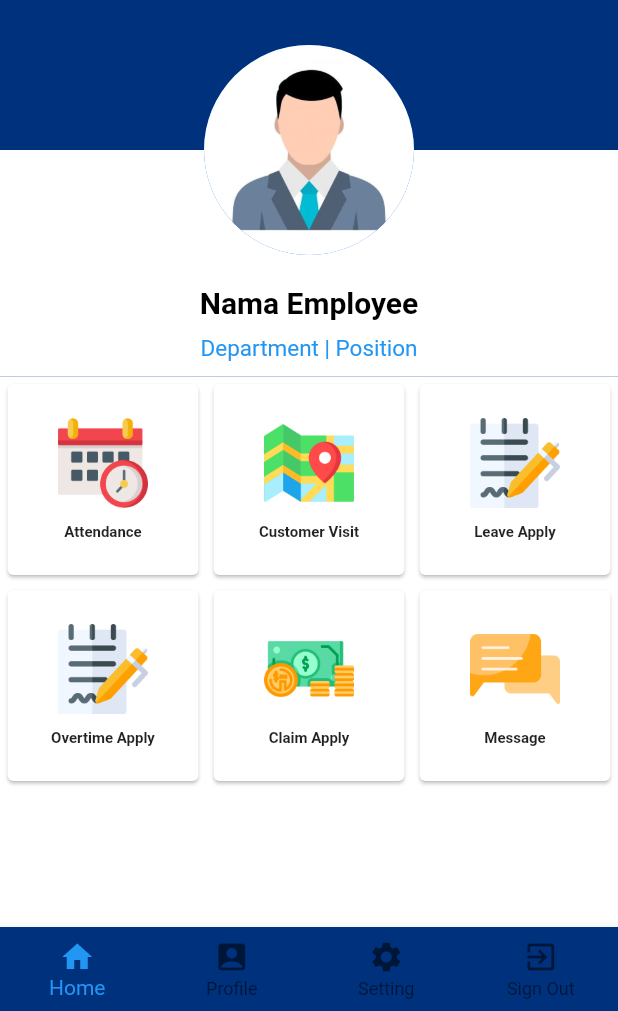
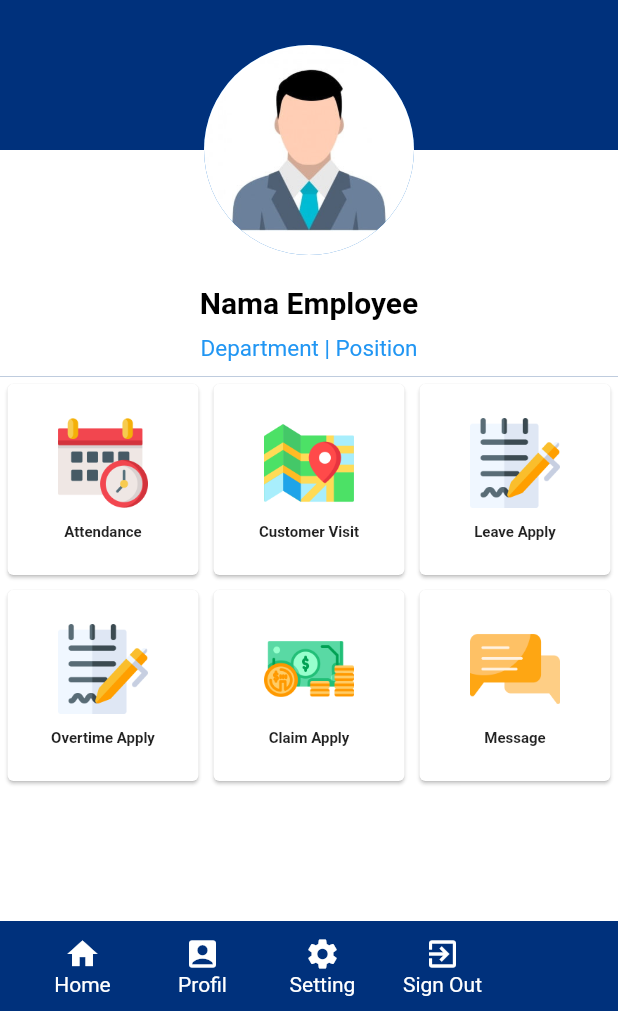
Before and after one commit to firmanpraa/payrollMobile_idcoreProject, a Flutter app: the HomePage screen opened by its route, on a phone screen of 412 x 824 dp, the part 225-1236 px from its top. Run offline on Flutter 3.47's test engine with Material 2 defaults, Android fonts, the phone set to English and light mode, and no system bars; our stand-ins replace dio, fluttertoast, shared_preferences; accounts and stored records are empty.

```diff
--- a/lib/core/models/auth_model.dart
+++ b/lib/core/models/auth_model.dart
@@ -4,14 +4,13 @@ class auth_model {
   String token;
   int codeRespon;
 
-  auth_model({this.token, this.nik, this.password, this.codeRespon});
+  auth_model({this.token, this.nik, this.password});
 
   auth_model.fromJson(Map<String, dynamic> json, int code) {
     token = json['token'];
     nik = json['nik'];
     password = json['password'];
-    codeRespon = json['code'];
-
+    codeRespon = code;
   }
 
   Map<String, dynamic> toJson() {
@@ -19,7 +18,6 @@ class auth_model {
     data['token'] = this.token;
     data['nik'] = this.nik;
     data['password'] = this.password;
-    data['code'] = this.codeRespon;
     return data;
   }
 }
--- a/lib/main.dart
+++ b/lib/main.dart
@@ -5,6 +5,7 @@ import 'package:flutterapppayrollauth/ui/customerVisit.dart';
 import 'package:flutterapppayrollauth/ui/homepage.dart';
 import 'package:flutterapppayrollauth/ui/leaveApply.dart';
 import 'package:flutterapppayrollauth/ui/loadingPage.dart';
+import 'package:flutterapppayrollauth/ui/loginPage.dart';
 import 'package:flutterapppayrollauth/ui/message.dart';
 import 'package:flutterapppayrollauth/ui/overtimeApply.dart';
 
@@ -16,6 +17,7 @@ void main(List<String> args) {
       initialRoute: '/',
       routes: <String, WidgetBuilder>{
         '/': (context) => LoadingPage(),
+        '/login': (context) => LoginPage(),
         '/home': (context) => HomePage(),
         '/attendance': (context) => Attendance(),
         '/customer': (context) => CustomerVisit(),
--- a/lib/ui/homepage.dart
+++ b/lib/ui/homepage.dart
@@ -1,39 +1,85 @@
 import 'package:flutter/cupertino.dart';
 import 'package:flutter/material.dart';
-
+import 'package:shared_preferences/shared_preferences.dart';
+import 'loginPage.dart';
 
 class HomePage extends StatefulWidget {
   _homePageState createState() => _homePageState();
 }
 
 class _homePageState extends State<HomePage> {
+  Future _cekLogin() async {
+    SharedPreferences pref = await SharedPreferences.getInstance();
+
+    if (pref.getBool("isLogin") == false) {
+      Navigator.pushNamedAndRemoveUntil(
+          context, '/login', (Route<dynamic> routes) => false);
+    }
+  }
+
+  Future _logout() async {
+    SharedPreferences pref = await SharedPreferences.getInstance();
+    pref.setBool('isLoign', false);
+
+    Navigator.pushNamedAndRemoveUntil(
+        context, '/login', (Route<dynamic> routes) => false);
+  }
+
+  void initState() {
+    super.initState();
+    _cekLogin();
+
+  }
+
   @override
   Widget build(BuildContext context) {
     // TODO: implement build
     return Scaffold(
-      bottomNavigationBar: new Theme(
-          data: Theme.of(context).copyWith(
-              // sets the background color of the `BottomNavigationBar`
-              canvasColor: Color(0xff00317C),
-              // sets the active color of the `BottomNavigationBar` if `Brightness` is light
-              primaryColor: Colors.white,
-              textTheme: Theme.of(context)
-                  .textTheme
-                  .copyWith(caption: new TextStyle(color: Colors.white))),
-          // sets the inactive color of the `BottomNavigationBar`
-          child: new BottomNavigationBar(
-              type: BottomNavigationBarType.fixed,
-              currentIndex: 0,
-              items: [
-                BottomNavigationBarItem(
-                    icon: new Icon(Icons.home), title: Text('Home')),
-                BottomNavigationBarItem(
-                    icon: new Icon(Icons.account_box), title: Text('Profile')),
-                BottomNavigationBarItem(
-                    icon: new Icon(Icons.settings), title: Text('Setting')),
-                BottomNavigationBarItem(
-                    icon: new Icon(Icons.exit_to_app), title: Text('Sign Out'))
-              ])),
+      bottomNavigationBar: Container(
+      height: 50,
+      margin: EdgeInsets.symmetric(vertical: 5, horizontal: 15),
+      child: Row(
+        children: <Widget>[
+          Container(
+            width: 80,
+            color: Color(0xff00317C),
+            child: Column(
+              mainAxisAlignment: MainAxisAlignment.center,
+              children: <Widget>[Icon(Icons.home, color: Colors.white), Text("Home", style: TextStyle(color: Colors.white))],
+            ),
+          ),
+          Container(
+            width: 80,
+            color: Color(0xff00317C),
+            child: Column(
+              mainAxisAlignment: MainAxisAlignment.center,
+              children: <Widget>[Icon(Icons.account_box, color: Colors.white), Text("Profil", style: TextStyle(color: Colors.white))],
+            ),
+          ),
+          Container(
+            width: 80,
+            color: Color(0xff00317C),
+            child: Column(
+              mainAxisAlignment: MainAxisAlignment.center,
+              children: <Widget>[Icon(Icons.settings, color: Colors.white), Text("Setting", style: TextStyle(color: Colors.white))],
+            ),
+          ),
+          Container(
+            width: 80,
+            color: Color(0xff00317C),
+            child:InkWell(
+              onTap: (){
+                _logout();
+              },
+              child: Column(
+              mainAxisAlignment: MainAxisAlignment.center,
+              children: <Widget>[Icon(Icons.exit_to_app, color: Colors.white), Text("Sign Out", style: TextStyle(color: Colors.white))],
+            ),
+            )
+          ),
+        ],
+      ),
+    ),
       backgroundColor: Color(0xff00317C),
       body: Container(
         color: Colors.white,
@@ -43,7 +89,7 @@ class _homePageState extends State<HomePage> {
             Container(
               color: Color(0xff00317C),
               padding: new EdgeInsets.only(top: 70.0, bottom: 20),
-              child:  Image.asset(
+              child: Image.asset(
                 "images/payrollLogo.png",
                 height: 80.0,
               ),
@@ -194,9 +240,17 @@ class dashMenu extends StatelessWidget {
           child: Column(
             mainAxisSize: MainAxisSize.min,
             children: <Widget>[
-              Image.asset(images, width: 60, height: 60,),
-              SizedBox(height: 10,),
-              Text(title, style: new TextStyle(fontSize: 10.0, fontWeight: FontWeight.bold))
+              Image.asset(
+                images,
+                width: 60,
+                height: 60,
+              ),
+              SizedBox(
+                height: 10,
+              ),
+              Text(title,
+                  style: new TextStyle(
+                      fontSize: 10.0, fontWeight: FontWeight.bold))
             ],
           ),
         ),
--- a/pubspec.yaml
+++ b/pubspec.yaml
@@ -26,7 +26,7 @@ dependencies:
 
   fluttertoast: ^3.1.3
 
-  shared_preferences: ^0.5.4
+  shared_preferences: ^0.5.3+4
 
   dio: ^3.0.8
 
```
Also changed, not shown: lib/core/config/endpoint.dart (+4 -4 lines), lib/core/services/auth_services.dart (+9 -13 lines), lib/ui/loginPage.dart (+31 -6 lines).
